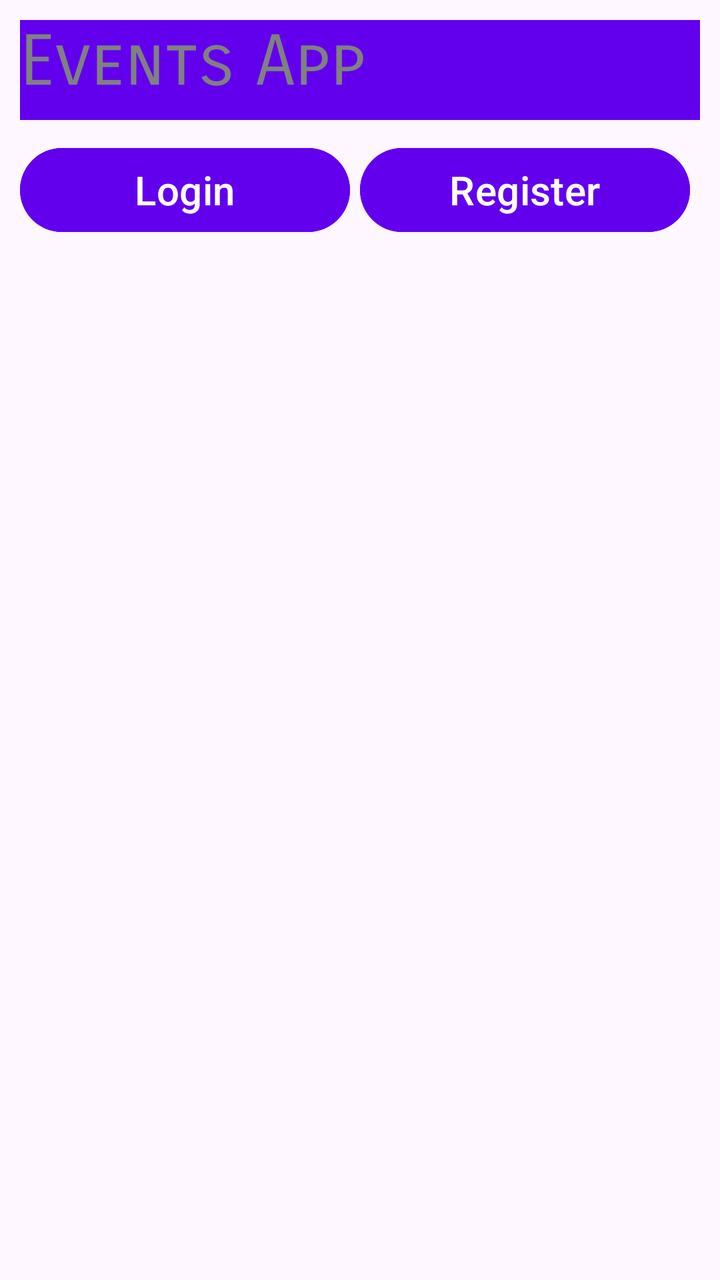
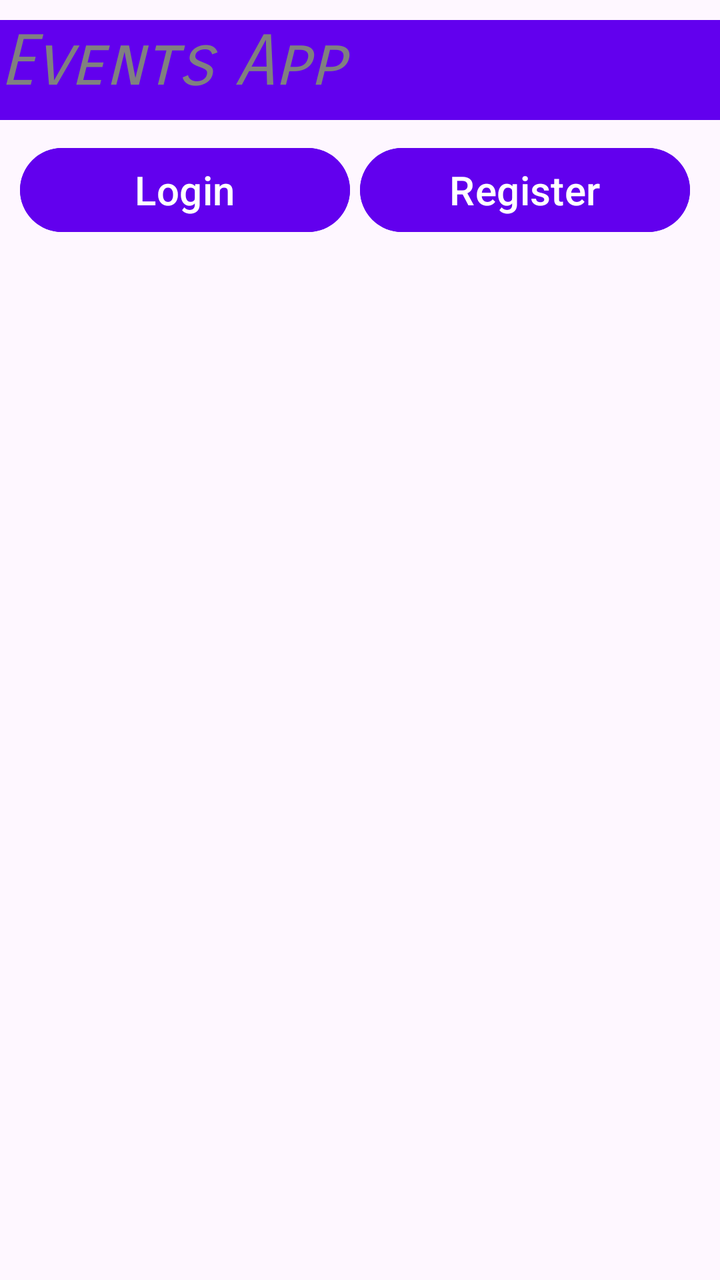

Before-and-after screenshots of an Android layout around one commit, followed by the original layout XML and the change that was made.
<!-- AndroidManifest.xml: application theme Theme.EventsApp -->
<!-- res/layout/activity_main.xml -->
<?xml version="1.0" encoding="utf-8"?>
<LinearLayout xmlns:android="http://schemas.android.com/apk/res/android"
    xmlns:app="http://schemas.android.com/apk/res-auto"
    xmlns:tools="http://schemas.android.com/tools"
    android:id="@+id/main"
    android:layout_width="match_parent"
    android:layout_height="match_parent"
    android:orientation="vertical"
    tools:context=".MainActivity"
    >



    
    <LinearLayout
        android:id="@+id/header"
        android:layout_width="match_parent"
        android:layout_height="50dp"
        android:background="@color/ljubicasta_tamnija"
        android:orientation="horizontal"
        android:layout_gravity="center"
        android:layout_marginTop="10dp"
        android:layout_marginLeft="10dp"
        android:layout_marginRight="10dp"
        >
        <TextView
            android:layout_height="match_parent"
            android:layout_width="match_parent"
            android:text="@string/app_name"
            android:textColor="@color/siva"
            android:textSize="35sp"
            android:fontFamily="sans-serif-smallcaps"
            android:gravity="left"
            />
    </LinearLayout>


    
    <LinearLayout
        android:layout_width="match_parent"
        android:layout_height="50dp"
        android:layout_margin="10dp"
        android:orientation="horizontal"
        >
        <Button
            android:id="@+id/id_btn_login"
            android:layout_width="0dp"
            android:layout_height="match_parent"
            android:layout_weight="1"
            android:text="Login"
            android:textSize="20sp"
            android:backgroundTint="@color/ljubicasta_tamnija"
            android:textColor="@color/white"
            android:layout_marginEnd="5dp"
            />
        <Button
            android:id="@+id/id_btn_register"
            android:layout_width="0dp"
            android:layout_height="match_parent"
            android:padding="1dp"
            android:layout_weight="1"
            android:text="Register"
            android:textSize="20sp"
            android:layout_marginEnd="5dp"
            android:backgroundTint="@color/ljubicasta_tamnija"
            />


    </LinearLayout>

</LinearLayout>
<!-- resources referenced by this layout -->
<resources>
  <color name="ljubicasta_tamnija">#FF6200EE</color>
  <color name="siva">#808080</color>
  <color name="white">#FFFFFFFF</color>
  <string name="app_name">Events App</string>
  <style name="Theme.EventsApp" parent="Base.Theme.EventsApp" />
  <style name="Base.Theme.EventsApp" parent="Theme.Material3.DayNight.NoActionBar">
          
          
      </style>
</resources>

<!-- the commit's change to res/layout/activity_main.xml (unified diff, before → after) -->
@@ -13,25 +13,9 @@
 
     
     <LinearLayout
-        android:id="@+id/header"
-        android:layout_width="match_parent"
-        android:layout_height="50dp"
-        android:background="@color/ljubicasta_tamnija"
-        android:orientation="horizontal"
-        android:layout_gravity="center"
-        android:layout_marginTop="10dp"
-        android:layout_marginLeft="10dp"
-        android:layout_marginRight="10dp"
-        >
-        <TextView
-            android:layout_height="match_parent"
-            android:layout_width="match_parent"
-            android:text="@string/app_name"
-            android:textColor="@color/siva"
-            android:textSize="35sp"
-            android:fontFamily="sans-serif-smallcaps"
-            android:gravity="left"
-            />
+        android:layout_height="wrap_content"
+        android:layout_width="match_parent">
+        <include layout="@layout/header"></include>
     </LinearLayout>
 
 
@@ -69,3 +53,30 @@
     </LinearLayout>
 
 </LinearLayout>
+<!-- res/layout/header.xml (included above) -->
+<?xml version="1.0" encoding="utf-8"?>
+<LinearLayout
+    xmlns:android="http://schemas.android.com/apk/res/android"
+    xmlns:app="http://schemas.android.com/apk/res-auto"
+    android:id="@+id/header"
+    android:layout_width="match_parent"
+    android:layout_height="50dp"
+    android:background="@color/ljubicasta_tamnija"
+    android:orientation="horizontal"
+    android:layout_marginTop="10dp"
+    >
+    <TextView
+        android:layout_height="match_parent"
+        android:layout_width="match_parent"
+        android:text="@string/app_name"
+        android:textColor="@color/siva"
+        android:textSize="35sp"
+        android:fontFamily="sans-serif-smallcaps"
+        android:textStyle="italic"
+        android:gravity="left"
+
+        />
+
+
+
+</LinearLayout>
